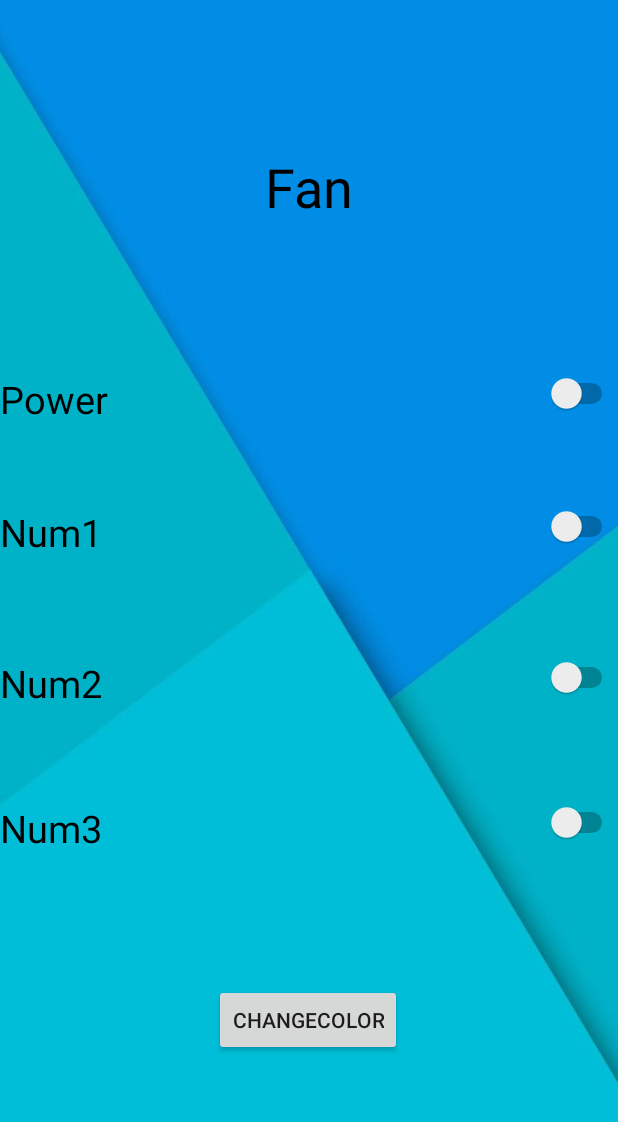
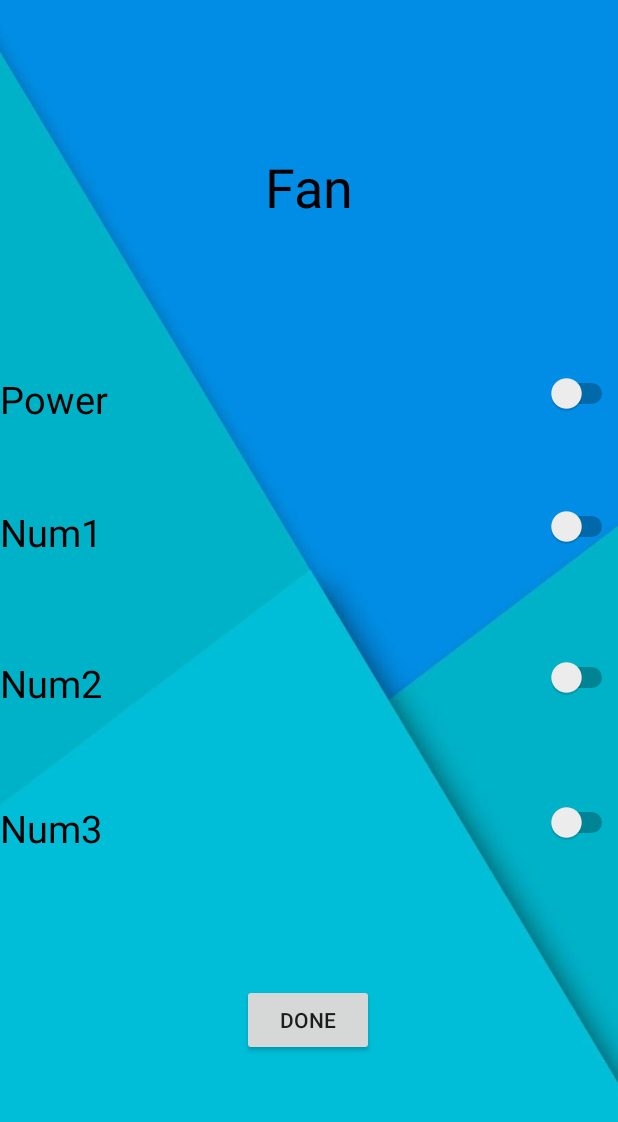
Before and after one commit to crydonry/IoTHomeV2, an Android app: the Fan screen opened directly, with no data from a screen before it, on a phone screen of 412 x 824 dp. Shown: the top 1122 px of the screen. Run offline under Robolectric (Android 15) with nearby library versions, the phone set to English and light mode, and no system bars; our stand-ins replace Firebase (no records; nobody signed in at launch, a user with empty details on screens opened directly).

Commit message:
edit button
edit button fan

```diff
--- a/IoTHome/app/src/main/res/layout/activity_fan.xml
+++ b/IoTHome/app/src/main/res/layout/activity_fan.xml
@@ -79,7 +79,7 @@
         android:id="@+id/changeColor_btn"
         android:layout_width="wrap_content"
         android:layout_height="wrap_content"
-        android:text="ChangeColor"
+        android:text="Done"
         app:layout_constraintBottom_toBottomOf="parent"
         app:layout_constraintEnd_toEndOf="parent"
         app:layout_constraintHorizontal_bias="0.498"
```
